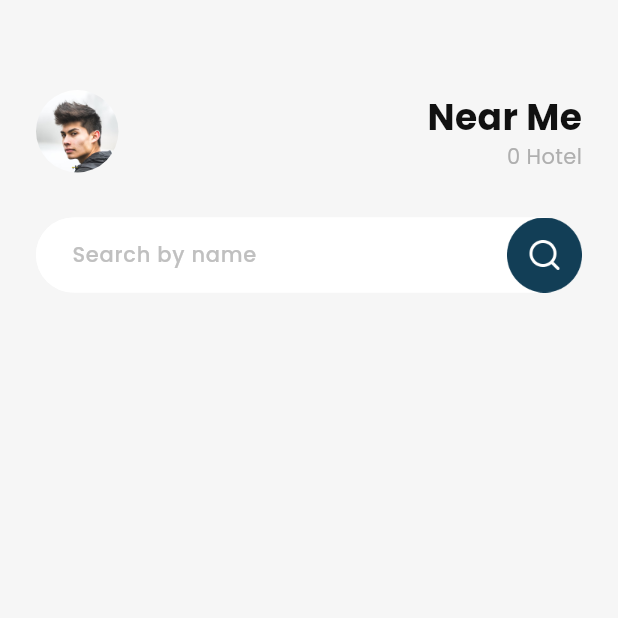
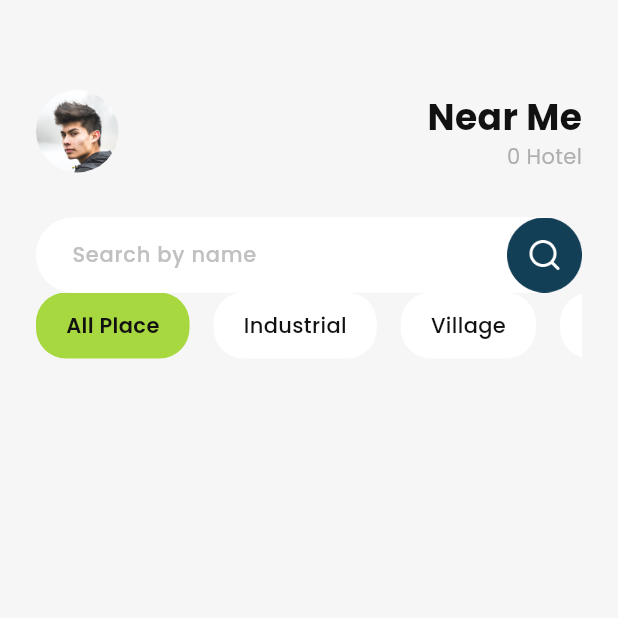
Before and after one commit to HarunNurahman/hayy-hotelio_app, a Flutter app: the NearbyHotelPage screen opened directly, on a phone screen of 412 x 824 dp, the top half of it. Run offline on Flutter 3.47's test engine with Material 3 defaults, Android fonts, the phone set to English and light mode, and no system bars; our stand-ins replace bloc, cloud_firestore, equatable, firebase_auth, firebase_core, flutter_bloc and 3 more; accounts and stored records are empty.

Commit message:
Fix; Revert changes

```diff
--- a/lib/bloc/hotel/hotel_bloc.dart
+++ b/lib/bloc/hotel/hotel_bloc.dart
@@ -18,16 +18,6 @@ class HotelBloc extends Bloc<HotelEvent, HotelState> {
           emit(HotelError(e.toString()));
         }
       }
-
-      if (event is GetHotelCategory) {
-        try {
-          emit(HotelLoading());
-          final categoryList = await HotelService().getHotelByCategory(
-            event.category,
-          );
-          emit(HotelSuccess(categoryList));
-        } catch (e) {}
-      }
     });
   }
 }
--- a/lib/bloc/hotel/hotel_event.dart
+++ b/lib/bloc/hotel/hotel_event.dart
@@ -8,11 +8,3 @@ sealed class HotelEvent extends Equatable {
 }
 
 class GetListHotel extends HotelEvent {}
-
-class GetHotelCategory extends HotelEvent {
-  final String category;
-  const GetHotelCategory(this.category);
-
-  @override
-  List<Object> get props => [category];
-}
--- a/lib/pages/nearby-hotel_page.dart
+++ b/lib/pages/nearby-hotel_page.dart
@@ -107,34 +107,29 @@ class _NearbyHotelPageState extends State<NearbyHotelPage> {
   }
 
   Widget hotelCategory(BuildContext context) {
-    return BlocBuilder<HotelBloc, HotelState>(
-      builder: (context, state) {
-        if (state is HotelLoading) {
-          return const Center(child: CircularProgressIndicator());
-        } else if (state is HotelSuccess) {
-          return Container(
-            margin: const EdgeInsets.only(top: 30),
-            height: 50,
-            child: ListView.builder(
-              scrollDirection: Axis.horizontal,
-              itemCount: state.hotel.length,
-              itemBuilder: (context, index) {
-                return CategoryItem(
-                  title: state.hotel[index].category!,
-                  isSelected: index == 0 ? true : false,
-                  onTap: () {
-                    setState(() {});
-                    context.read<HotelBloc>().add(
-                          GetHotelCategory(state.hotel[index].category!),
-                        );
-                  },
-                );
-              },
-            ),
-          );
-        }
-        return Container();
-      },
+    return SingleChildScrollView(
+      scrollDirection: Axis.horizontal,
+      child: Row(
+        children: [
+          CategoryItem(
+            title: 'All Place',
+            onTap: () {},
+            isSelected: true,
+          ),
+          CategoryItem(
+            title: 'Industrial',
+            onTap: () {},
+          ),
+          CategoryItem(
+            title: 'Village',
+            onTap: () {},
+          ),
+          CategoryItem(
+            title: 'Resort',
+            onTap: () {},
+          ),
+        ],
+      ),
     );
   }
 
```
